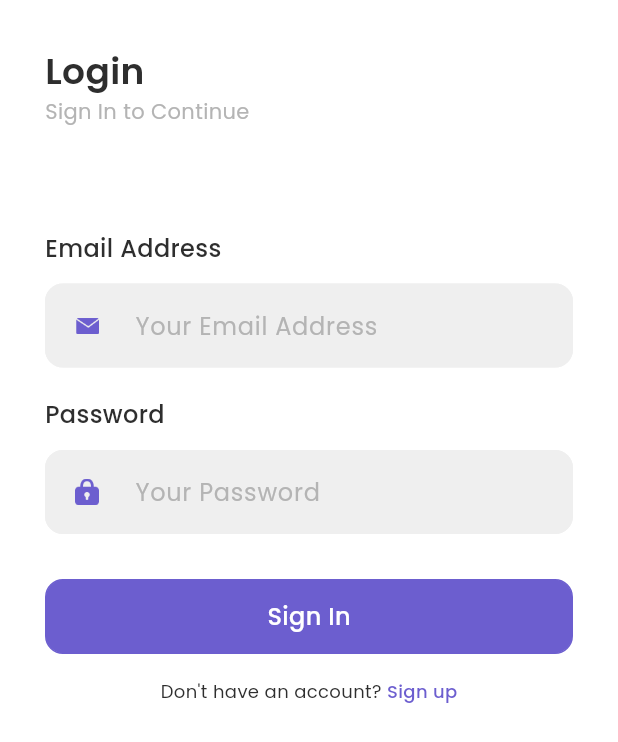
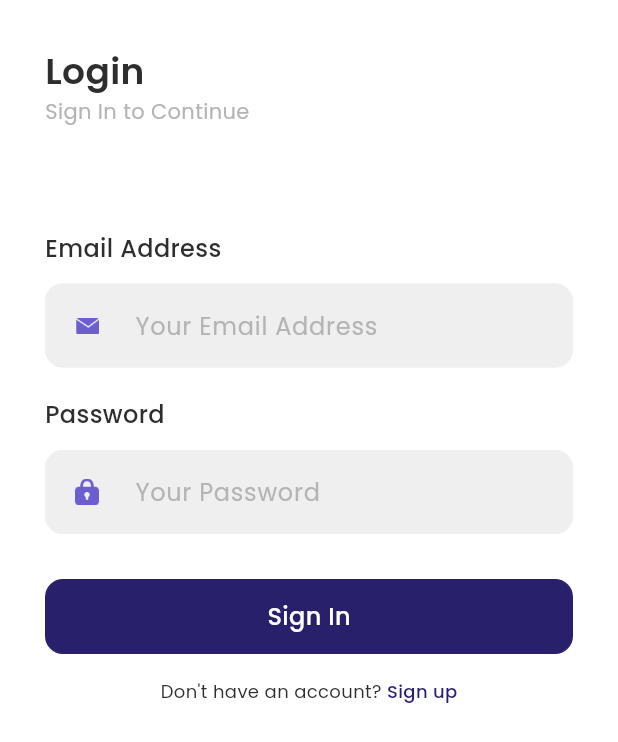
Before and after one commit to matinrajab/punggawa_store_app, a Flutter app: the screen it shows after launch, on a phone screen of 412 x 824 dp. Shown: the top 742 px of the screen. Run offline on Flutter 3.47's test engine with Material 3 defaults, Android fonts, the phone set to English and light mode, and no system bars; our stand-ins replace carousel_slider, cloud_firestore, currency_text_input_formatter, firebase_core, flutter_dotenv, google_fonts and 2 more; accounts and stored records are empty; network calls fail.

Commit message:
change primary color

```diff
--- a/lib/pages/chat/detail_chat_page.dart
+++ b/lib/pages/chat/detail_chat_page.dart
@@ -69,7 +69,7 @@ class DetailChatPage extends StatelessWidget {
                 crossAxisAlignment: CrossAxisAlignment.start,
                 children: [
                   Text(
-                    'Punggawa Retail',
+                    'Punggawa Store',
                     style: whiteTextStyle.copyWith(
                       fontSize: 14,
                       fontWeight: medium,
--- a/lib/shared/theme.dart
+++ b/lib/shared/theme.dart
@@ -1,7 +1,7 @@
 import 'package:flutter/material.dart';
 import 'package:google_fonts/google_fonts.dart';
 
-const Color primaryColor = Color(0xff6C5ECF);
+const Color primaryColor = Color(0xff29206C);
 const Color secondaryColor = Color(0xff38ABBE);
 const Color tertiaryColor = Color(0xffFF8753);
 const Color alertColor = Color(0xffED6363);
```
Also changed, not shown: lib/pages/splash/splash_page.dart (+5 -3 lines), assets/image/header_logo.png, assets/image/splash.png, assets/image/wallet_card_bg.png, 4 other files.
